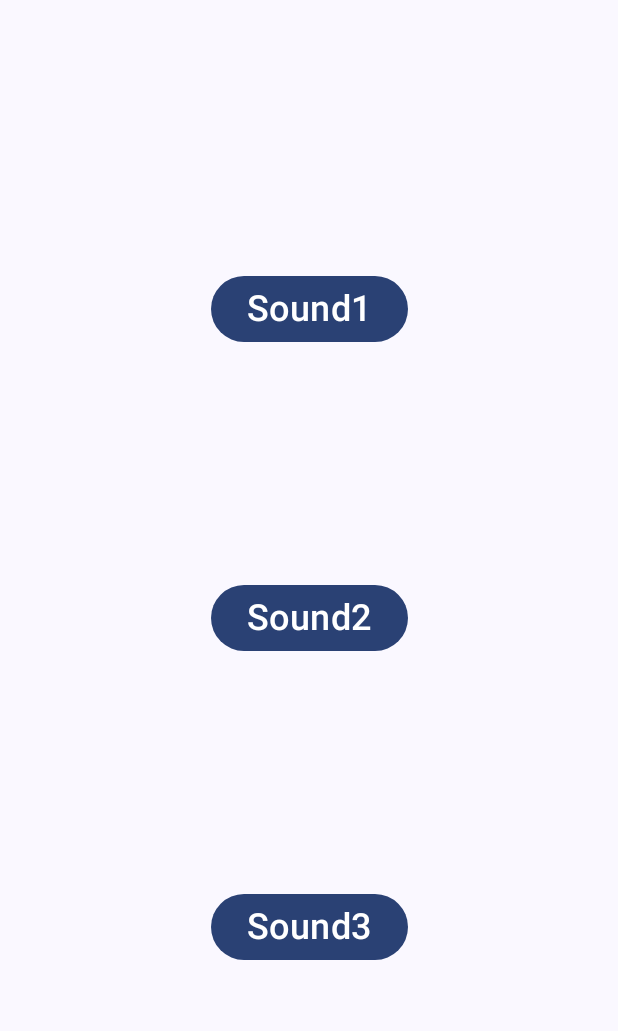
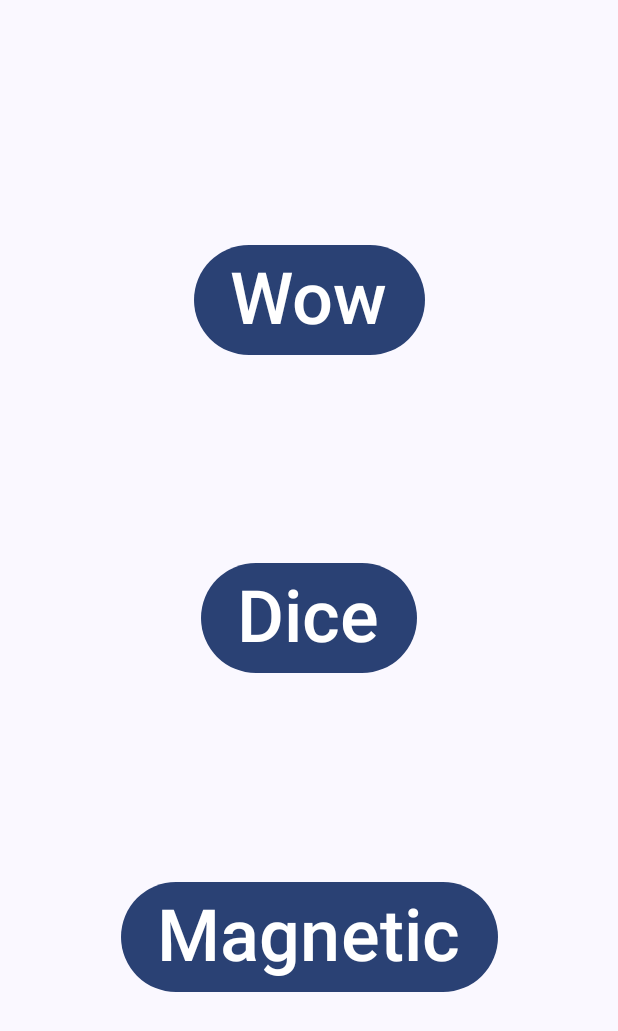
Before and after one commit to Michaelsoft-Riley/Simple_Soundboard, an Android app built with Jetpack Compose: the screen it shows after launch (MainActivity), on a phone screen of 412 x 824 dp. Shown: the top 1031 px of the screen. Run offline under Robolectric (Android 15) with nearby library versions, the light colour scheme and no system bars.

Commit message:
Changed button font to be larger

```diff
--- a/app/src/main/java/com/mr/simple_soundboard/MainActivity.kt
+++ b/app/src/main/java/com/mr/simple_soundboard/MainActivity.kt
@@ -57,9 +57,9 @@ class MainActivity : ComponentActivity() {
             verticalArrangement = Arrangement.SpaceEvenly,
             horizontalAlignment = Alignment.CenterHorizontally
         ) {
-            SfxButton(sound = sound1, soundName = "Sound1")
-            SfxButton(sound = sound2, soundName = "Sound2")
-            SfxButton(sound = sound3, soundName = "Sound3")
+            SfxButton(sound = sound1, soundName = "Wow")
+            SfxButton(sound = sound2, soundName = "Dice")
+            SfxButton(sound = sound3, soundName = "Magnetic")
         }
     }
 
@@ -72,7 +72,7 @@ class MainActivity : ComponentActivity() {
                 prepareAsync()
             }
         }) {
-            Text(text = soundName, fontSize = 24.sp)
+            Text(text = soundName, fontSize = 48.sp)
         }
     }
 }
```
